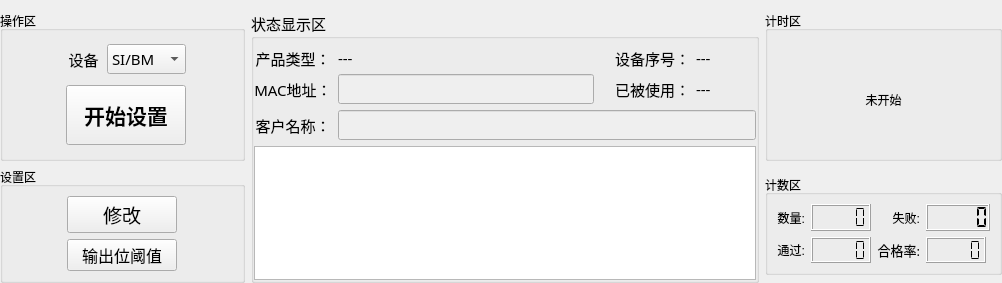
The window that MasterCtrlSet/home/home_workwid.ui (ChinaClever/PDU-Settings) describes before a commit, drawn with Qt 5.
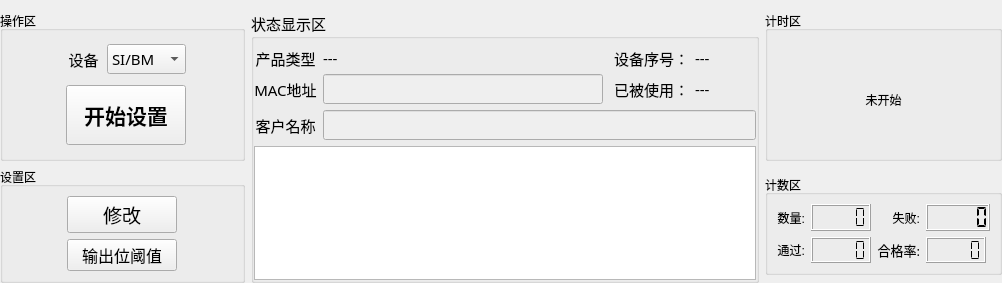
The same window after the commit.

Commit message: 解决BUG

What changed in the file:
```diff
--- a/MasterCtrlSet/home/home_workwid.ui
+++ b/MasterCtrlSet/home/home_workwid.ui
@@ -54,12 +54,12 @@
         </property>
         <property name="maximumSize">
          <size>
-          <width>90</width>
+          <width>80</width>
           <height>30</height>
          </size>
         </property>
         <property name="text">
-         <string>产品类型：</string>
+         <string>产品类型</string>
         </property>
         <property name="alignment">
          <set>Qt::AlignCenter</set>
@@ -76,7 +76,7 @@
         </property>
         <property name="maximumSize">
          <size>
-          <width>260</width>
+          <width>280</width>
           <height>16777215</height>
          </size>
         </property>
@@ -89,13 +89,13 @@
        <widget class="QLabel" name="label_34">
         <property name="minimumSize">
          <size>
-          <width>90</width>
+          <width>80</width>
           <height>20</height>
          </size>
         </property>
         <property name="maximumSize">
          <size>
-          <width>90</width>
+          <width>80</width>
           <height>30</height>
          </size>
         </property>
@@ -130,12 +130,12 @@
         </property>
         <property name="maximumSize">
          <size>
-          <width>90</width>
+          <width>80</width>
           <height>30</height>
          </size>
         </property>
         <property name="text">
-         <string>MAC地址：</string>
+         <string>MAC地址</string>
         </property>
         <property name="alignment">
          <set>Qt::AlignCenter</set>
@@ -149,7 +149,7 @@
         </property>
         <property name="maximumSize">
          <size>
-          <width>260</width>
+          <width>280</width>
           <height>16777215</height>
          </size>
         </property>
@@ -165,13 +165,13 @@
        <widget class="QLabel" name="label_37">
         <property name="minimumSize">
          <size>
-          <width>90</width>
+          <width>80</width>
           <height>20</height>
          </size>
         </property>
         <property name="maximumSize">
          <size>
-          <width>90</width>
+          <width>80</width>
           <height>30</height>
          </size>
         </property>
@@ -206,12 +206,12 @@
         </property>
         <property name="maximumSize">
          <size>
-          <width>90</width>
+          <width>80</width>
           <height>30</height>
          </size>
         </property>
         <property name="text">
-         <string>客户名称：</string>
+         <string>客户名称</string>
         </property>
         <property name="alignment">
          <set>Qt::AlignCenter</set>
```
The commit also changes 2 other files.
